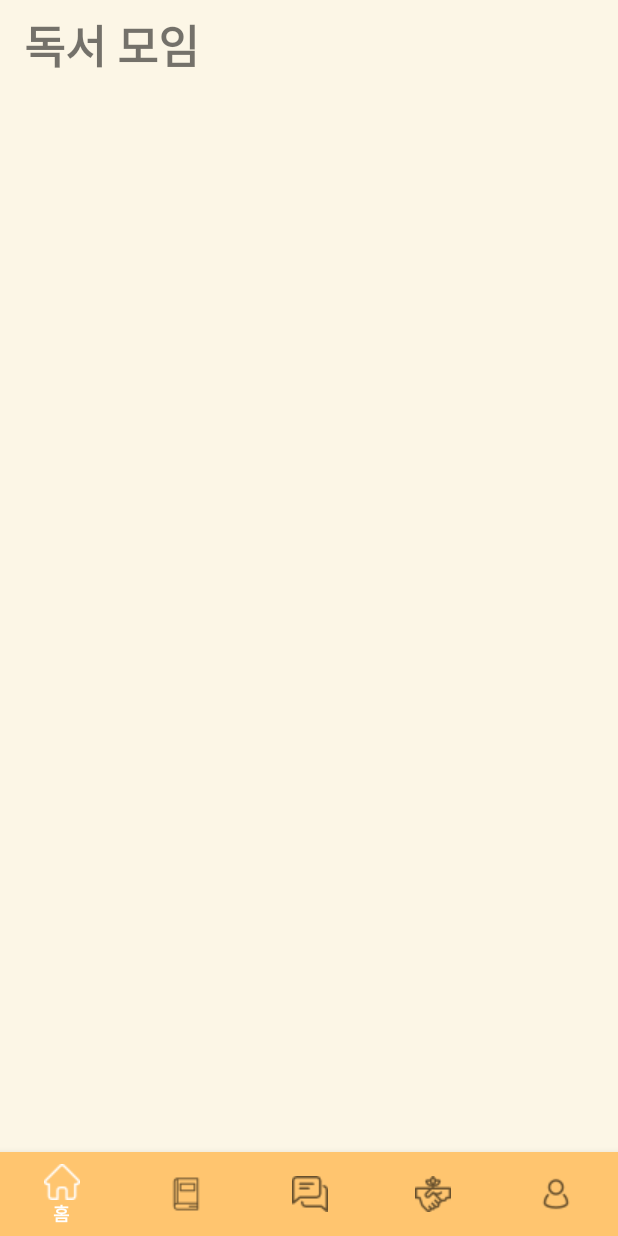
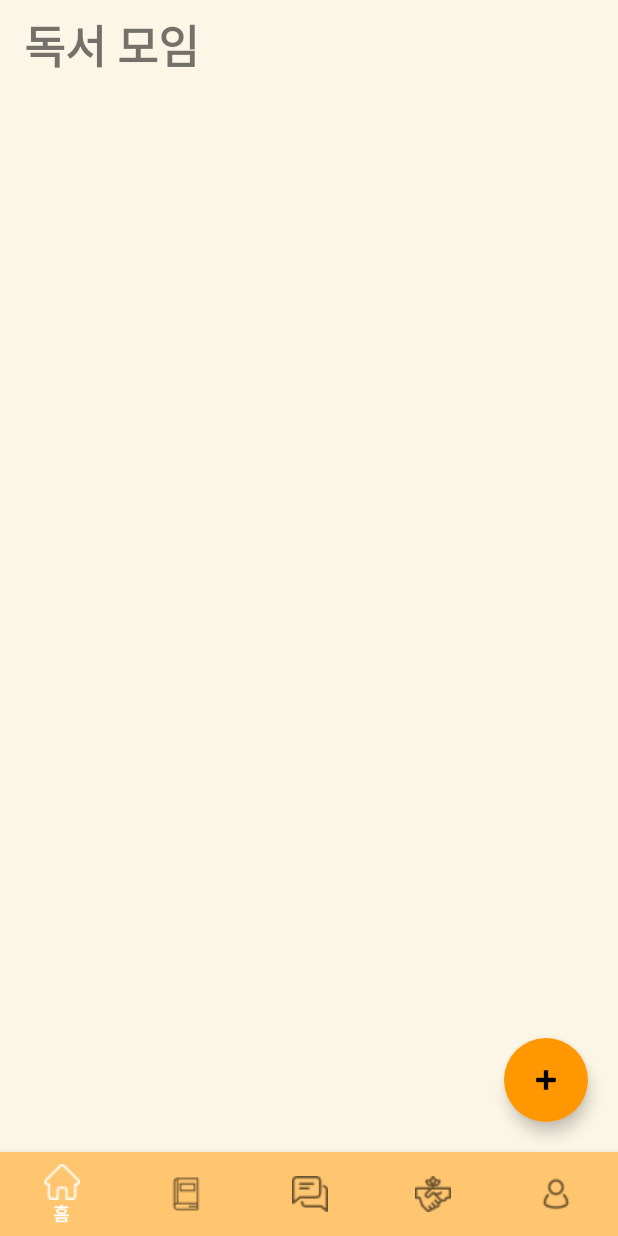
Before and after one commit to shinjaegyoung/readbookproject, an Android app: the fragment GroupListFragment placed in its activity, on a phone screen of 412 x 824 dp. Run offline under Robolectric (Android 15) with nearby library versions, the phone set to English and light mode, and no system bars; our stand-ins replace Firebase (no records; nobody signed in at launch, a user with empty details on screens opened directly); libraries missing offline, so code that uses them is left out: com.dinuscxj.progressbar; pictures from the network do not load; 2 statements that could not run were skipped.

Commit message:
220523-오픈채팅 추가

```diff
--- a/app/src/main/java/com/example/readbook/fragment/GroupListFragment.kt
+++ b/app/src/main/java/com/example/readbook/fragment/GroupListFragment.kt
@@ -9,12 +9,14 @@ import androidx.fragment.app.Fragment
 import android.view.LayoutInflater
 import android.view.View
 import android.view.ViewGroup
+import android.widget.Button
 import android.widget.ImageView
 import android.widget.TextView
 import androidx.recyclerview.widget.LinearLayoutManager
 import androidx.recyclerview.widget.RecyclerView
 import com.bumptech.glide.Glide
 import com.bumptech.glide.request.RequestOptions
+import com.example.readbook.GroupRegActivity
 import com.example.readbook.MessageActivity
 import com.example.readbook.R
 import com.example.readbook.model.User
@@ -55,6 +57,17 @@ class GroupListFragment : Fragment() {
         database = Firebase.database.reference
         val view = inflater.inflate(R.layout.fragment_group_list, container, false)
         val recyclerView = view.findViewById<RecyclerView>(R.id.groupList_recycler)
+
+        // 독서 모임 추가 버튼을 눌러 모임 생성 페이지로 이동
+        val regGroup = view?.findViewById<Button>(R.id.btnReg_grouplist)
+        regGroup?.setOnClickListener {
+            val groupIntent = Intent(context, GroupRegActivity::class.java)
+            context?.startActivity(groupIntent)
+        }
+
+        // 생성된 독서모임 방 정보를 DB에서 가져와 리스트로 작성
+
+
         //this는 액티비티에서 사용가능, 프래그먼트는 requireContext()로 context 가져오기
         recyclerView.layoutManager = LinearLayoutManager(requireContext())
         recyclerView.adapter = RecyclerViewAdapter()
@@ -66,6 +79,7 @@ class GroupListFragment : Fragment() {
 
         init {
             val myUid = Firebase.auth.currentUser?.uid.toString()
+            // 자신을 제외하고 users에 저장된 회원들을 가져와 친구 목록으로 작성(삭제할 내용)
             FirebaseDatabase.getInstance().reference.child("users").addValueEventListener(object :
                 ValueEventListener {
                 override fun onCancelled(error: DatabaseError) {
@@ -81,6 +95,7 @@ class GroupListFragment : Fragment() {
                     notifyDataSetChanged()
                 }
             })
+
         }
         override fun onCreateViewHolder(parent: ViewGroup, viewType: Int): CustomViewHolder {
             return CustomViewHolder(LayoutInflater.from(context).inflate(R.layout.item_goup_list, parent, false))
@@ -93,12 +108,14 @@ class GroupListFragment : Fragment() {
         }
 
         override fun onBindViewHolder(holder: CustomViewHolder, position: Int) {
+            // 작성된 리스트를 가져와 순서대로 출력(역순으로 고칠 것)
             Glide.with(holder.itemView.context).load(user[position].profileImageUrl)
                 .apply(RequestOptions().circleCrop())
                 .into(holder.imageView)
             holder.textView.text = user[position].name
             holder.textViewEmail.text = user[position].email
 
+            // 아이템을 클릭하면 해당 채팅방으로 이동
             holder.itemView.setOnClickListener{
                 val intent = Intent(context, MessageActivity::class.java)
                 intent.putExtra("destinationUid", user[position].uid)
--- /dev/null
+++ b/app/src/main/java/com/example/readbook/model/GroupChatModel.kt
@@ -0,0 +1,6 @@
+package com.example.readbook.model
+
+class GroupChatModel (val users: HashMap<String, Boolean> = HashMap(),
+                      val comments : HashMap<String, Comment> = HashMap()){
+    class Comment(val uid: String? = null, val message: String? = null, val time: String? = null)
+}
--- a/app/src/main/res/layout/fragment_group_list.xml
+++ b/app/src/main/res/layout/fragment_group_list.xml
@@ -1,5 +1,5 @@
 <?xml version="1.0" encoding="utf-8"?>
-<LinearLayout xmlns:android="http://schemas.android.com/apk/res/android"
+<RelativeLayout xmlns:android="http://schemas.android.com/apk/res/android"
     xmlns:tools="http://schemas.android.com/tools"
     android:layout_width="match_parent"
     android:layout_height="match_parent"
@@ -9,6 +9,7 @@
     tools:context=".fragment.GroupListFragment">
 
     <androidx.appcompat.widget.Toolbar
+        android:id="@+id/toolbar_grouplist"
         android:layout_width="match_parent"
         android:layout_height="60dp"
         android:background="#66FAF0D7">
@@ -22,12 +23,21 @@
             android:textStyle="bold"/>
     </androidx.appcompat.widget.Toolbar>
 
-
-
     <androidx.recyclerview.widget.RecyclerView
         android:id="@+id/groupList_recycler"
         android:layout_width="match_parent"
         android:layout_height="match_parent"
-        android:background="#66FAF0D7"/>
+        android:background="#66FAF0D7"
+        android:layout_below="@id/toolbar_grouplist"/>
 
-</LinearLayout>
+    <com.google.android.material.floatingactionbutton.ExtendedFloatingActionButton
+        android:id="@+id/btnReg_grouplist"
+        android:layout_width="wrap_content"
+        android:layout_height="wrap_content"
+        app:icon="@android:drawable/ic_input_add"
+        android:layout_alignParentRight="true"
+        android:layout_alignParentBottom="true"
+        android:layout_marginBottom="20dp"
+        android:layout_marginRight="20dp"/>
+
+</RelativeLayout>
```
Also changed, not shown: app/src/main/AndroidManifest.xml (+19 -14 lines), app/src/main/java/com/example/readbook/GroupRegActivity.kt (added, +11 -0 lines), app/src/main/res/layout/activity_group_reg.xml (added, +72 -0 lines).
